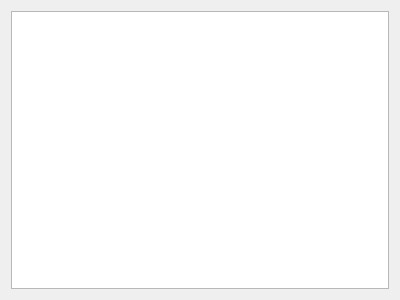
qianlima210210/QTPrj_JuRen, file ListView001/widget.ui: the form before one commit.
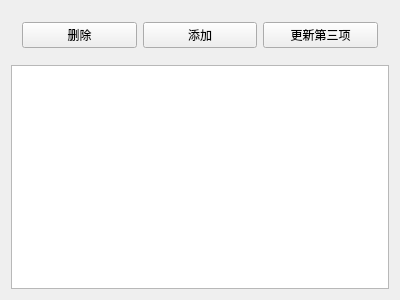
The form after the commit.

Patch:
```diff
--- a/ListView001/widget.ui
+++ b/ListView001/widget.ui
@@ -14,6 +14,33 @@
    <string>QlistView 简单应用https://blog.csdn.net/yifanmoon/article/details/80495293</string>
   </property>
   <layout class="QVBoxLayout" name="verticalLayout">
+   <item>
+    <widget class="QWidget" name="widget" native="true">
+     <layout class="QHBoxLayout" name="horizontalLayout">
+      <item>
+       <widget class="QPushButton" name="delRow">
+        <property name="text">
+         <string>删除</string>
+        </property>
+       </widget>
+      </item>
+      <item>
+       <widget class="QPushButton" name="addRow">
+        <property name="text">
+         <string>添加</string>
+        </property>
+       </widget>
+      </item>
+      <item>
+       <widget class="QPushButton" name="updateThd">
+        <property name="text">
+         <string>更新第三项</string>
+        </property>
+       </widget>
+      </item>
+     </layout>
+    </widget>
+   </item>
    <item>
     <widget class="QListView" name="listView"/>
    </item>
```
